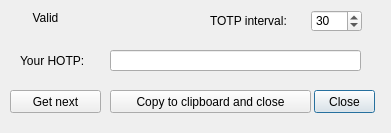
First picture: the form in hotpdialog.ui, repository Nitrokey/nitrokey-app, before the edit.
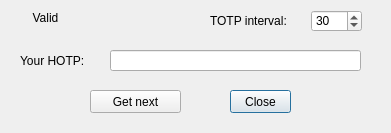
Second picture: the form after the edit. Icons and pictures are not drawn.

Diff of the .ui file:
```diff
--- a/hotpdialog.ui
+++ b/hotpdialog.ui
@@ -46,7 +46,7 @@
   <widget class="QPushButton" name="cancelButton">
    <property name="geometry">
     <rect>
-     <x>314</x>
+     <x>230</x>
      <y>90</y>
      <width>61</width>
      <height>23</height>
@@ -56,23 +56,10 @@
     <string>Close</string>
    </property>
   </widget>
-  <widget class="QPushButton" name="clipboardButton">
-   <property name="geometry">
-    <rect>
-     <x>110</x>
-     <y>90</y>
-     <width>201</width>
-     <height>23</height>
-    </rect>
-   </property>
-   <property name="text">
-    <string>Copy to clipboard and close</string>
-   </property>
-  </widget>
   <widget class="QPushButton" name="nextButton">
    <property name="geometry">
     <rect>
-     <x>10</x>
+     <x>90</x>
      <y>90</y>
      <width>91</width>
      <height>23</height>
```
